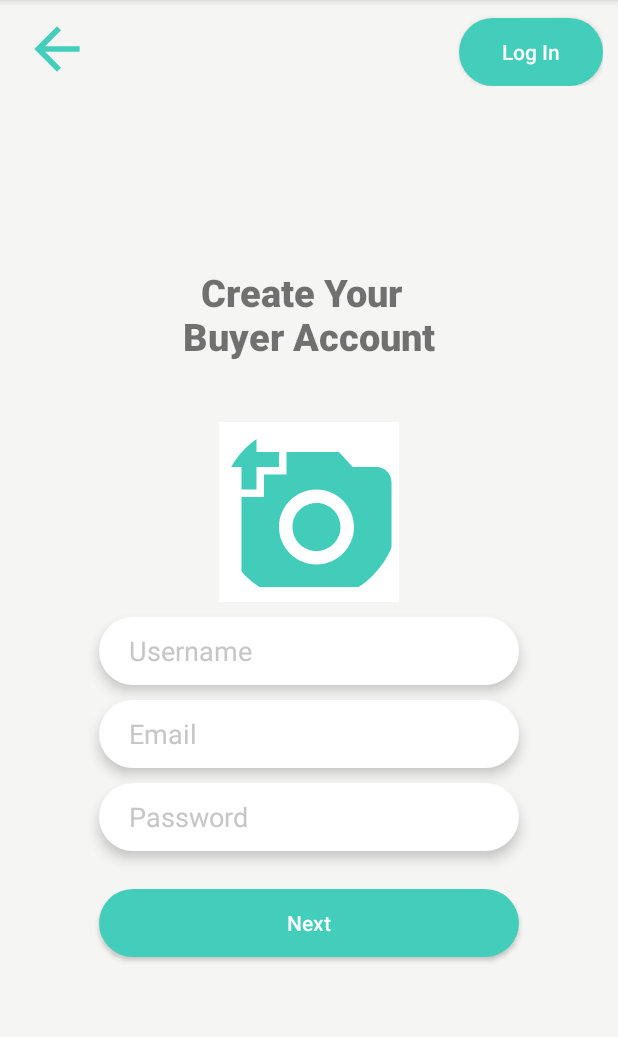
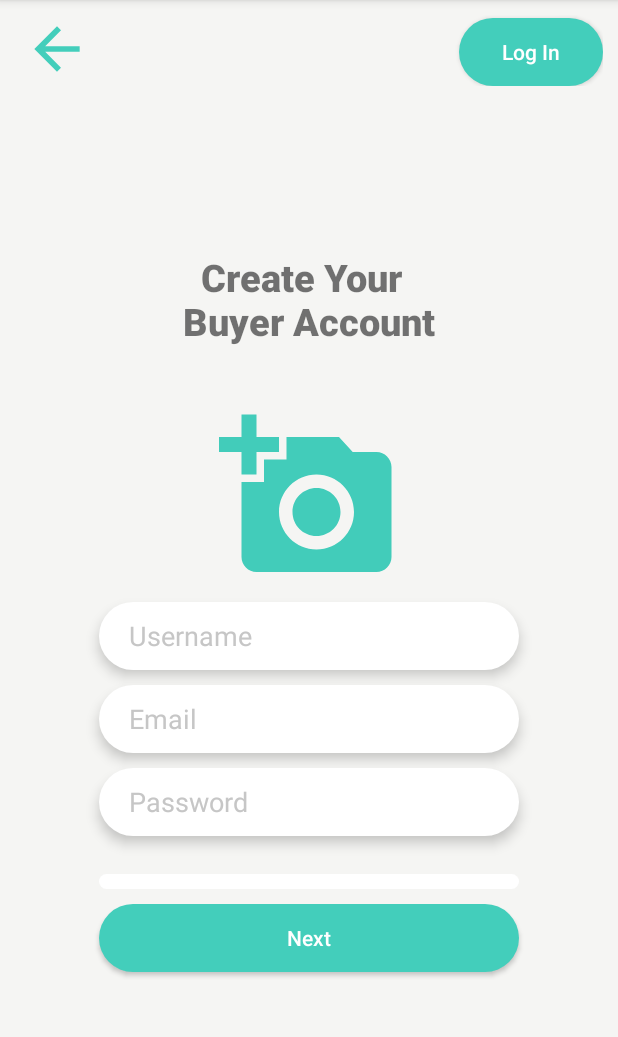
Before and after one commit to masher1/GroceryShare, an Android app: the BuyerSignup screen opened directly, with no data from a screen before it, after a tap on an icon or button, on a phone screen of 412 x 824 dp, the part 84-1121 px from its top. Run offline under Robolectric (Android 15) with nearby library versions, the light colour scheme and no system bars; our stand-ins replace Firebase (no records; nobody signed in at launch, a user with empty details on screens opened directly), Picasso; pictures from the network do not load.

Commit message:
Image upload semi-works

```diff
--- a/app/src/main/AndroidManifest.xml
+++ b/app/src/main/AndroidManifest.xml
@@ -1,6 +1,8 @@
 <?xml version="1.0" encoding="utf-8"?>
 <manifest xmlns:android="http://schemas.android.com/apk/res/android"
     package="com.example.groceryshare">
+
+    <uses-permission android:name="android.permission.INTERNET" />
 
     <application
         android:allowBackup="true"
--- a/app/src/main/java/com/example/groceryshare/BuyerSignup.java
+++ b/app/src/main/java/com/example/groceryshare/BuyerSignup.java
@@ -1,20 +1,35 @@
 package com.example.groceryshare;
 
+import android.content.ContentResolver;
 import android.content.Intent;
 import android.graphics.Bitmap;
 import android.net.Uri;
 import android.os.Bundle;
+import android.os.Handler;
 import android.provider.MediaStore;
 import android.text.TextUtils;
 import android.view.View;
+import android.webkit.MimeTypeMap;
 import android.widget.Button;
 import android.widget.EditText;
 import android.widget.ImageView;
+import android.widget.ProgressBar;
 import android.widget.Toast;
 
+import androidx.annotation.NonNull;
 import androidx.appcompat.app.AppCompatActivity;
 
 import com.example.groceryshare.ui.login.LoginActivity;
+import com.google.android.gms.tasks.OnFailureListener;
+import com.google.android.gms.tasks.OnSuccessListener;
+import com.google.firebase.database.DatabaseReference;
+import com.google.firebase.database.FirebaseDatabase;
+import com.google.firebase.storage.FirebaseStorage;
+import com.google.firebase.storage.OnProgressListener;
+import com.google.firebase.storage.StorageReference;
+import com.google.firebase.storage.StorageTask;
+import com.google.firebase.storage.UploadTask;
+import com.squareup.picasso.Picasso;
 
 import java.io.IOException;
 
@@ -24,6 +39,11 @@ public class BuyerSignup extends AppCompatActivity {
     private ImageView ProfileImage;
     private static final int PICK_IMAGE = 1;
     Uri imageUri;
+    private Button ButtonUpload;
+    private ProgressBar ProgressBar;
+    private StorageReference StorageRef;
+    private DatabaseReference DatabaseRef;
+    private StorageTask UploadTask;
     //Profile Pic Content End
 
     //TextField Data Collection Start
@@ -45,16 +65,20 @@ public class BuyerSignup extends AppCompatActivity {
 
         img = findViewById(R.id.GoBackIcon);//defines the back button image
 
+        StorageRef = FirebaseStorage.getInstance().getReference("profilePicUploads");
+        DatabaseRef = FirebaseDatabase.getInstance().getReference("profilePicUploads");
+
+        ProgressBar = findViewById(R.id.progress_bar);
+
         ProfileImage = findViewById(R.id.profile_image);
         ProfileImage.setOnClickListener(new View.OnClickListener() {
             @Override
             public void onClick(View v) {
-
                 Intent gallery = new Intent();
                 gallery.setType("image/*");
                 gallery.setAction(Intent.ACTION_GET_CONTENT);
-
                 startActivityForResult(Intent.createChooser(gallery, "Select Picture"), PICK_IMAGE);
+                uploadFile();
             }
         });
 
@@ -63,6 +87,7 @@ public class BuyerSignup extends AppCompatActivity {
         passwordInput = (EditText) findViewById(R.id.PasswordInput);
 
         nextButton = (Button) findViewById(R.id.nextButton);
+
         nextButton.setOnClickListener(new View.OnClickListener() {
             @Override
             public void onClick(View v) {
@@ -70,7 +95,11 @@ public class BuyerSignup extends AppCompatActivity {
                 email = emailInput.getText().toString();
                 password = passwordInput.getText().toString();
                 if(!TextUtils.isEmpty(username) && !TextUtils.isEmpty(email) && !TextUtils.isEmpty(password)) {
-
+                    if (UploadTask != null && UploadTask.isInProgress()) {
+                        Toast.makeText(BuyerSignup.this, "Upload in progress", Toast.LENGTH_SHORT).show();
+                    } else {
+                        uploadFile();
+                    }
                     gotoNext();
                 }
                 else
@@ -81,6 +110,7 @@ public class BuyerSignup extends AppCompatActivity {
 
     public void gotoNext(){
         Intent intent = new Intent(this, BuyerSignup2.class);
+//        intent.putExtra("PROFILE_IMAGE", profileImage);
         intent.putExtra("USER_NAME", username);
         intent.putExtra("EMAIL", email);
         intent.putExtra("PASSWORD", password);
@@ -107,6 +137,8 @@ public class BuyerSignup extends AppCompatActivity {
         if (requestCode == PICK_IMAGE && resultCode == RESULT_OK && data != null) {
             imageUri = data.getData();
 
+            Picasso.with(this).load(imageUri).into(ProfileImage);
+
             try {
                 Bitmap bitmap = MediaStore.Images.Media.getBitmap(getContentResolver(), imageUri);
                 ProfileImage.setImageBitmap(bitmap);
@@ -115,4 +147,44 @@ public class BuyerSignup extends AppCompatActivity {
             }
         }
     }
+
+    private String getFileExtension(Uri uri) {
+        ContentResolver cR = getContentResolver();
+        MimeTypeMap mime = MimeTypeMap.getSingleton();
+        return mime.getExtensionFromMimeType(cR.getType(uri));
+    }
+    private void uploadFile() {
+        if (imageUri != null) {
+            StorageReference fileReference = StorageRef.child(System.currentTimeMillis()
+                    + "." + getFileExtension(imageUri));
+            UploadTask = fileReference.putFile(imageUri).addOnSuccessListener(new OnSuccessListener<UploadTask.TaskSnapshot>() {
+                        @Override
+                        public void onSuccess(UploadTask.TaskSnapshot taskSnapshot) {
+                            Handler handler = new Handler();
+                            handler.postDelayed(new Runnable() {
+                                @Override
+                                public void run() {
+                                    ProgressBar.setProgress(0);
+                                }
+                            }, 500);
+                            Toast.makeText(BuyerSignup.this, "Upload successful", Toast.LENGTH_LONG).show();
+                            UploadProfilePic upload = new UploadProfilePic(username, taskSnapshot.getMetadata().getReference().getDownloadUrl().toString());
+                            String uploadId = DatabaseRef.push().getKey();
+                            DatabaseRef.child(uploadId).setValue(upload);
+                        }
+                    })
+                    .addOnFailureListener(new OnFailureListener() {
+                        @Override
+                        public void onFailure(@NonNull Exception e) {
+                            Toast.makeText(BuyerSignup.this, e.getMessage(), Toast.LENGTH_SHORT).show();
+                        }
+                    }).addOnProgressListener(new OnProgressListener<UploadTask.TaskSnapshot>() {
+                        @Override
+                        public void onProgress(UploadTask.TaskSnapshot taskSnapshot) {
+                            double progress = (100.0 * taskSnapshot.getBytesTransferred() / taskSnapshot.getTotalByteCount());
+                            ProgressBar.setProgress((int) progress);
+                        }
+                    });
+        }
+    }
 }
--- /dev/null
+++ b/app/src/main/res/drawable/greenprogress.xml
@@ -0,0 +1,34 @@
+<?xml version="1.0" encoding="utf-8"?>
+<layer-list xmlns:android="http://schemas.android.com/apk/res/android">
+    <item android:id="@android:id/background">
+        <shape>
+            <corners android:radius="10dip" />
+            <solid
+                android:color="@color/whitecolor" />
+        </shape>
+    </item>
+
+    <item android:id="@android:id/secondaryProgress">
+        <clip>
+            <shape>
+                <corners android:radius="5dip" />
+                <gradient
+                    android:angle="270"
+                    android:centerColor="#80ffb600"
+                    android:centerY="0.75"
+                    android:endColor="#a0ffcb00"
+                    android:startColor="#80ffd300"/>
+            </shape>
+        </clip>
+    </item>
+    <item android:id="@android:id/progress">
+        <clip>
+            <shape>
+                <corners android:radius="5dip" />
+                <solid
+                    android:color="@color/greencolor" />
+            </shape>
+        </clip>
+    </item>
+
+</layer-list>
--- a/app/src/main/res/layout/activity_buyer_signup.xml
+++ b/app/src/main/res/layout/activity_buyer_signup.xml
@@ -55,16 +55,14 @@
             android:layout_height="wrap_content"
             android:layout_gravity="center"
             android:layout_marginTop="40dp"
-            android:background="@drawable/img">
             tools:context=".ProfileActivity">
-            <de.hdodenhof.circleimageview.CircleImageView
+            <ImageView
                 android:id="@+id/profile_image"
                 android:layout_width="120dp"
                 android:layout_height="120dp"
-                android:background="#FFFFFF"
                 android:src="@drawable/ic_baseline_add_a_photo_24" />
+
         </RelativeLayout>
-
 
         <EditText
             android:id="@+id/UsernameInput"
@@ -102,11 +100,24 @@
             android:paddingLeft="15dp"
             android:textColorHint="@color/fullwhite" />
 
+        <ProgressBar
+            android:id="@+id/progress_bar"
+            style="@style/Widget.AppCompat.ProgressBar.Horizontal"
+            android:layout_width="280dp"
+            android:layout_height="wrap_content"
+            android:indeterminate="false"
+            android:layout_marginTop="25dp"
+            android:maxHeight="10dip"
+            android:minHeight="10dip"
+            android:progress="0"
+            android:progressDrawable="@drawable/greenprogress"
+            />
+
         <Button
             android:id="@+id/nextButton"
             android:layout_width="280dp"
             android:layout_height="45dp"
-            android:layout_marginTop="25dp"
+            android:layout_marginTop="10dp"
             android:background="@drawable/joinbtn"
             android:elevation="5dp"
             android:text="Next"
@@ -115,5 +126,4 @@
 
     </LinearLayout>
 
-
 </LinearLayout>
```
Also changed, not shown: app/src/main/java/com/example/groceryshare/UploadProfilePic.java (added, +25 -0 lines).
